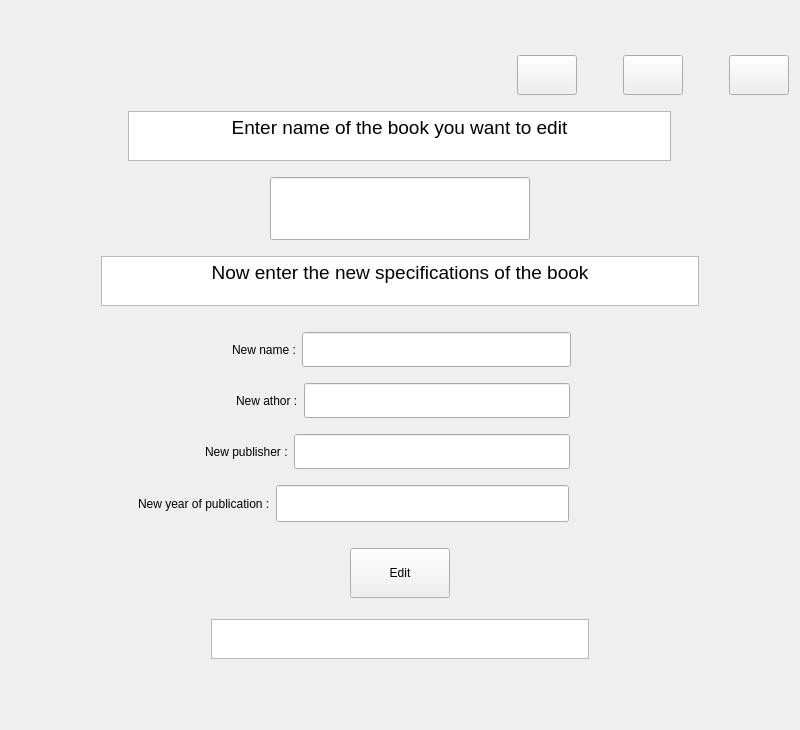
Qt form Project/edit.ui (AminNaghiyan/uiap92_project) before a commit.
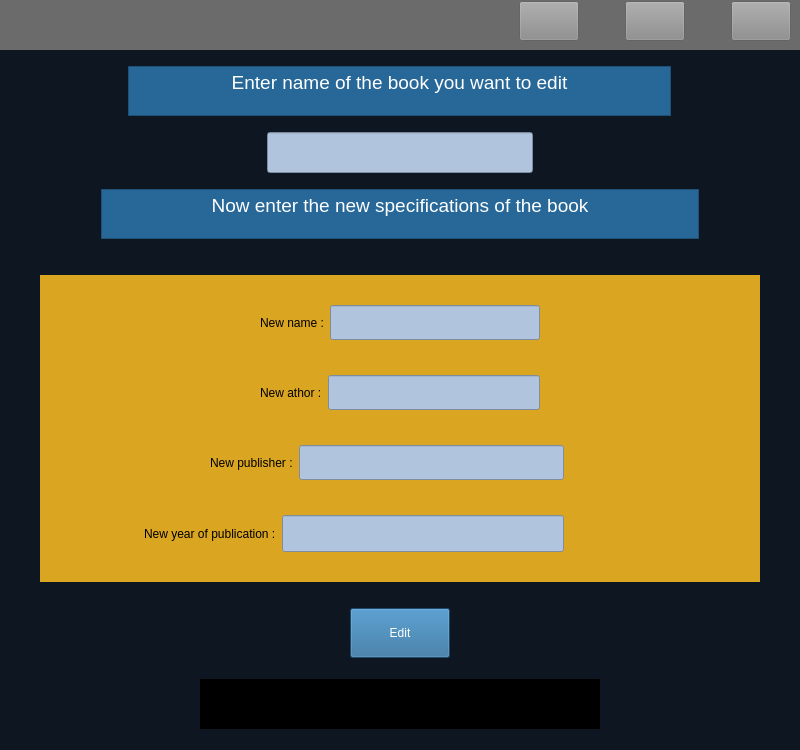
The same form after that commit. Icons and pictures are not drawn.

Commit message: Design final appearance of page Edit

```diff
--- a/Project/edit.ui
+++ b/Project/edit.ui
@@ -7,15 +7,125 @@
     <x>0</x>
     <y>0</y>
     <width>800</width>
-    <height>730</height>
+    <height>750</height>
    </rect>
   </property>
   <property name="windowTitle">
    <string>Form</string>
   </property>
+  <property name="styleSheet">
+   <string notr="true">#edit
+{
+background-color : rgb(14, 22, 33)
+}
+
+#top
+{
+background-color : rgb(107, 107, 107)
+}
+
+#close_2::hover
+{
+	background-color: rgb(206, 206, 206);
+}
+
+#close_2
+{
+background-color : rgb(140, 140, 140) ;
+border-color: rgb(0, 0, 0);
+}
+#close
+{
+background-color : rgb(140, 140, 140) ;
+}
+
+#close::hover
+{
+background-color : red 
+}
+
+#pushButton::hover
+{
+	background-color: rgb(206, 206, 206);
+}
+
+#pushButton
+{
+background-color : rgb(140, 140, 140) ;
+border-color: rgb(0, 0, 0);
+}
+
+#specification
+{
+	background-color: rgb(218, 165, 32);
+}
+#new_name
+{
+	color: rgb(79, 59, 33);
+background-color : rgb(176, 196, 222)
+}
+
+#new_athor
+{
+background-color : rgb(176, 196, 222) ;
+color: rgb(79, 59, 33);
+}
+
+#new_pub
+{
+color: rgb(79, 59, 33);
+background-color : rgb(176, 196, 222) ;
+}
+
+#new_year
+{
+color: rgb(79, 59, 33);
+background-color : rgb(176, 196, 222) ;
+}
+#old_name
+{
+color: rgb(79, 59, 33);
+background-color : rgb(176, 196, 222) ;
+}
+
+#textBrowser_2
+{
+	color: rgb(255, 255, 255);
+	background-color: rgb(39, 104, 153);
+}
+
+#textBrowser_3
+{
+	color: rgb(255, 255, 255);
+	background-color: rgb(39, 104, 153);
+}
+#edit_2
+{
+    color: rgb(255, 255, 255);
+	background-color: rgb(39, 104, 153);
+}
+
+#edit_2::hover
+{
+    background-color : #008080
+}
+
+#textBrowser
+{
+	background-color: rgb(0, 0, 0);
+	color: rgb(178, 34, 34);
+	font: 10pt &quot;MS Shell Dlg 2&quot;;
+}</string>
+  </property>
   <layout class="QVBoxLayout" name="verticalLayout">
+   <property name="leftMargin">
+    <number>0</number>
+   </property>
    <property name="topMargin">
-    <number>5</number>
+    <number>0</number>
+   </property>
+   <property name="rightMargin">
+    <number>0</number>
    </property>
    <item>
     <layout class="QVBoxLayout" name="verticalLayout_2">
@@ -26,9 +136,10 @@
       <number>10</number>
      </property>
      <item>
+      <widget class="QWidget" name="top" native="true">
       <layout class="QHBoxLayout" name="horizontalLayout">
        <property name="topMargin">
-        <number>0</number>
+         <number>1</number>
        </property>
        <item>
         <spacer name="horizontalSpacer">
@@ -66,8 +177,8 @@
          </property>
          <property name="iconSize">
           <size>
-           <width>50</width>
-           <height>40</height>
+            <width>23</width>
+            <height>23</height>
           </size>
          </property>
         </widget>
@@ -105,8 +216,8 @@
          </property>
          <property name="iconSize">
           <size>
-           <width>50</width>
-           <height>40</height>
+            <width>23</width>
+            <height>23</height>
           </size>
          </property>
         </widget>
@@ -150,13 +261,14 @@
          </property>
          <property name="iconSize">
           <size>
-           <width>50</width>
-           <height>40</height>
+            <width>23</width>
+            <height>23</height>
           </size>
          </property>
         </widget>
        </item>
       </layout>
+      </widget>
      </item>
      <item>
       <spacer name="verticalSpacer_3">
@@ -396,7 +508,56 @@
       </spacer>
      </item>
      <item>
-      <layout class="QHBoxLayout" name="horizontalLayout_2">
+      <layout class="QHBoxLayout" name="horizontalLayout_11">
+       <property name="leftMargin">
+        <number>0</number>
+       </property>
+       <property name="topMargin">
+        <number>10</number>
+       </property>
+       <property name="rightMargin">
+        <number>0</number>
+       </property>
+       <item>
+        <spacer name="horizontalSpacer_22">
+         <property name="orientation">
+          <enum>Qt::Horizontal</enum>
+         </property>
+         <property name="sizeType">
+          <enum>QSizePolicy::Fixed</enum>
+         </property>
+         <property name="sizeHint" stdset="0">
+          <size>
+           <width>40</width>
+           <height>20</height>
+          </size>
+         </property>
+        </spacer>
+       </item>
+       <item>
+        <widget class="QWidget" name="specification" native="true">
+         <layout class="QVBoxLayout" name="verticalLayout_4">
+          <property name="topMargin">
+           <number>1</number>
+          </property>
+          <property name="bottomMargin">
+           <number>1</number>
+          </property>
+          <item>
+           <spacer name="verticalSpacer_7">
+            <property name="orientation">
+             <enum>Qt::Vertical</enum>
+            </property>
+            <property name="sizeHint" stdset="0">
+             <size>
+              <width>20</width>
+              <height>40</height>
+             </size>
+            </property>
+           </spacer>
+          </item>
+          <item>
+           <layout class="QHBoxLayout" name="horizontalLayout_12">
        <property name="topMargin">
         <number>0</number>
        </property>
@@ -405,12 +566,9 @@
          <property name="orientation">
           <enum>Qt::Horizontal</enum>
          </property>
-         <property name="sizeType">
-          <enum>QSizePolicy::Fixed</enum>
-         </property>
          <property name="sizeHint" stdset="0">
           <size>
-           <width>221</width>
+                <width>40</width>
            <height>20</height>
           </size>
          </property>
@@ -438,12 +596,9 @@
          <property name="orientation">
           <enum>Qt::Horizontal</enum>
          </property>
-         <property name="sizeType">
-          <enum>QSizePolicy::Fixed</enum>
-         </property>
          <property name="sizeHint" stdset="0">
           <size>
-           <width>218</width>
+                <width>40</width>
            <height>20</height>
           </size>
          </property>
@@ -452,23 +607,20 @@
       </layout>
      </item>
      <item>
-      <spacer name="verticalSpacer_6">
+           <spacer name="verticalSpacer_8">
        <property name="orientation">
         <enum>Qt::Vertical</enum>
        </property>
-       <property name="sizeType">
-        <enum>QSizePolicy::Fixed</enum>
-       </property>
        <property name="sizeHint" stdset="0">
         <size>
          <width>20</width>
-         <height>10</height>
+              <height>40</height>
         </size>
        </property>
       </spacer>
      </item>
      <item>
-      <layout class="QHBoxLayout" name="horizontalLayout_6">
+           <layout class="QHBoxLayout" name="horizontalLayout_2">
        <property name="topMargin">
         <number>0</number>
        </property>
@@ -477,12 +629,9 @@
          <property name="orientation">
           <enum>Qt::Horizontal</enum>
          </property>
-         <property name="sizeType">
-          <enum>QSizePolicy::Fixed</enum>
-         </property>
          <property name="sizeHint" stdset="0">
           <size>
-           <width>225</width>
+                <width>40</width>
            <height>20</height>
           </size>
          </property>
@@ -510,12 +659,9 @@
          <property name="orientation">
           <enum>Qt::Horizontal</enum>
          </property>
-         <property name="sizeType">
-          <enum>QSizePolicy::Fixed</enum>
-         </property>
          <property name="sizeHint" stdset="0">
           <size>
-           <width>219</width>
+                <width>40</width>
            <height>20</height>
           </size>
          </property>
@@ -524,23 +670,20 @@
       </layout>
      </item>
      <item>
-      <spacer name="verticalSpacer_7">
+           <spacer name="verticalSpacer_10">
        <property name="orientation">
         <enum>Qt::Vertical</enum>
        </property>
-       <property name="sizeType">
-        <enum>QSizePolicy::Fixed</enum>
-       </property>
        <property name="sizeHint" stdset="0">
         <size>
          <width>20</width>
-         <height>10</height>
+              <height>40</height>
         </size>
        </property>
       </spacer>
      </item>
      <item>
-      <layout class="QHBoxLayout" name="horizontalLayout_7">
+           <layout class="QHBoxLayout" name="horizontalLayout_6">
        <property name="topMargin">
         <number>0</number>
        </property>
@@ -554,7 +697,7 @@
          </property>
          <property name="sizeHint" stdset="0">
           <size>
-           <width>194</width>
+                <width>161</width>
            <height>20</height>
           </size>
          </property>
@@ -587,7 +730,7 @@
          </property>
          <property name="sizeHint" stdset="0">
           <size>
-           <width>219</width>
+                <width>187</width>
            <height>20</height>
           </size>
          </property>
@@ -596,28 +739,25 @@
       </layout>
      </item>
      <item>
-      <spacer name="verticalSpacer_8">
+           <spacer name="verticalSpacer_11">
        <property name="orientation">
         <enum>Qt::Vertical</enum>
        </property>
-       <property name="sizeType">
-        <enum>QSizePolicy::Fixed</enum>
-       </property>
        <property name="sizeHint" stdset="0">
         <size>
          <width>20</width>
-         <height>10</height>
+              <height>40</height>
         </size>
        </property>
       </spacer>
      </item>
      <item>
-      <layout class="QHBoxLayout" name="horizontalLayout_8">
+           <layout class="QHBoxLayout" name="horizontalLayout_7">
        <property name="topMargin">
         <number>0</number>
        </property>
        <item>
-        <spacer name="horizontalSpacer_18">
+             <spacer name="horizontalSpacer_24">
          <property name="orientation">
           <enum>Qt::Horizontal</enum>
          </property>
@@ -626,8 +766,8 @@
          </property>
          <property name="sizeHint" stdset="0">
           <size>
-           <width>127</width>
-           <height>20</height>
+                <width>95</width>
+                <height>11</height>
           </size>
          </property>
         </spacer>
@@ -650,7 +790,7 @@
         </widget>
        </item>
        <item>
-        <spacer name="horizontalSpacer_19">
+             <spacer name="horizontalSpacer_18">
          <property name="orientation">
           <enum>Qt::Horizontal</enum>
          </property>
@@ -659,7 +799,41 @@
          </property>
          <property name="sizeHint" stdset="0">
           <size>
-           <width>220</width>
+                <width>187</width>
+                <height>20</height>
+               </size>
+              </property>
+             </spacer>
+            </item>
+           </layout>
+          </item>
+          <item>
+           <spacer name="verticalSpacer_6">
+            <property name="orientation">
+             <enum>Qt::Vertical</enum>
+            </property>
+            <property name="sizeHint" stdset="0">
+             <size>
+              <width>20</width>
+              <height>40</height>
+             </size>
+            </property>
+           </spacer>
+          </item>
+         </layout>
+        </widget>
+       </item>
+       <item>
+        <spacer name="horizontalSpacer_23">
+         <property name="orientation">
+          <enum>Qt::Horizontal</enum>
+         </property>
+         <property name="sizeType">
+          <enum>QSizePolicy::Fixed</enum>
+         </property>
+         <property name="sizeHint" stdset="0">
+          <size>
+           <width>40</width>
            <height>20</height>
           </size>
          </property>
@@ -786,7 +960,7 @@
          <property name="maximumSize">
           <size>
            <width>400</width>
-           <height>40</height>
+           <height>50</height>
           </size>
          </property>
         </widget>
```
Lines whose indentation alone changed are shown as unchanged. The commit also changes 8 other files.
